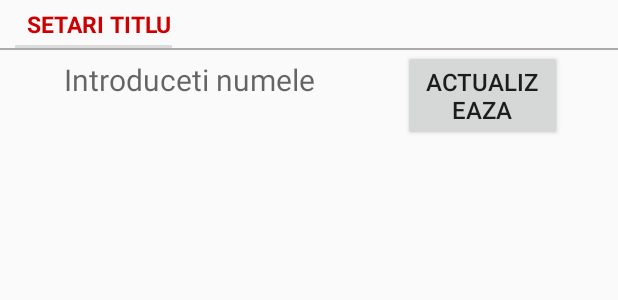
After one commit to razvandalca/iStud-Android, an Android app: the layout fragment_setari.xml on its own in the app's theme, with its tools: preview values and no code run, on a phone screen of 412 x 824 dp. The commit adds this screen. Shown: the top 300 px of the screen. Run offline under Robolectric (Android 15) with nearby library versions, the phone set to English and light mode, and no system bars.

Commit message:
Am inceput Fragment de Setari, mai e de lucru la el

```diff
--- a/app/src/main/java/ro/horiacalin/istud/PresentationLayer/Adapters/ViewPageAdapter.java
+++ b/app/src/main/java/ro/horiacalin/istud/PresentationLayer/Adapters/ViewPageAdapter.java
@@ -6,6 +6,7 @@ import android.support.v4.app.FragmentPagerAdapter;
 
 import ro.horiacalin.istud.PresentationLayer.Controller.FragmentCalendar;
 import ro.horiacalin.istud.PresentationLayer.Controller.FragmentNote;
+import ro.horiacalin.istud.PresentationLayer.Controller.FragmentSetari;
 
 /**
  * Created by horiaacalin on 26/02/2017.
@@ -13,7 +14,7 @@ import ro.horiacalin.istud.PresentationLayer.Controller.FragmentNote;
 
 public class ViewPageAdapter extends FragmentPagerAdapter {
 
-    int numarFragmente = 2;
+    int numarFragmente = 3;
 
     public ViewPageAdapter(FragmentManager fm, int numarFragmente) {
         super(fm);
@@ -30,6 +31,9 @@ public class ViewPageAdapter extends FragmentPagerAdapter {
             case 1:
                 return FragmentNote.newInstance("Fragment 2");
 
+            case 2:
+                return FragmentSetari.newInstance("Fragment 3");
+
             default:
                 return null;
 
--- /dev/null
+++ b/app/src/main/res/layout/fragment_setari.xml
@@ -0,0 +1,60 @@
+<?xml version="1.0" encoding="utf-8"?>
+<RelativeLayout xmlns:android="http://schemas.android.com/apk/res/android"
+    android:orientation="horizontal"
+    android:layout_width="match_parent"
+    android:layout_height="match_parent">
+
+    <TextView
+        android:id="@+id/setariTitlu"
+        android:layout_width="wrap_content"
+        android:layout_height="wrap_content"
+        android:text="Setari titlu"
+        android:layout_gravity="center"
+        android:textSize="15sp"
+        android:layout_marginLeft="10dp"
+        android:textColor="@color/red"
+        style="?android:attr/listSeparatorTextViewStyle"/>
+    <View
+        android:id="@+id/viewSpatiere"
+        android:layout_width="fill_parent"
+        android:layout_height="1dp"
+        android:padding="5dp"
+        android:background="@android:color/darker_gray"
+        android:layout_below="@+id/setariTitlu">
+    </View>
+
+<LinearLayout
+    android:layout_width="wrap_content"
+    android:layout_height="wrap_content"
+    android:layout_below="@+id/viewSpatiere"
+    android:orientation="horizontal"
+    android:layout_centerInParent="true"
+    >
+    <EditText
+        android:id="@+id/numeUser"
+        android:layout_width="0dp"
+        android:layout_weight="1"
+        android:layout_height="wrap_content"
+        android:layout_marginBottom="10dp"
+        android:background="@null"
+        android:hint="@string/nume_utilizator"
+        android:padding="5dp"
+        android:textSize="20sp"
+        android:textColor="@color/black"
+        style="drawable/rounded_corner.xml"
+
+        />
+
+    <Button
+        android:id="@+id/button"
+        android:layout_width="0dp"
+        android:layout_weight="0.5"
+        android:layout_height="wrap_content"
+        android:text="@string/actualizeaza"
+        android:textSize="16sp"
+        android:layout_marginLeft="20dp"
+        />
+</LinearLayout>
+
+
+</RelativeLayout>
--- a/app/src/main/res/values/strings.xml
+++ b/app/src/main/res/values/strings.xml
@@ -26,6 +26,8 @@
     <string name="adresa_email">E-mail</string>
     <string name="detalii_materie">Detalii materie</string>
     <string name="buton_contact">Ai uitat userul sau parola?</string>
+    <string name="nume_utilizator">Introduceti numele</string>
+    <string name="actualizeaza">Actualizeaza</string>
 
     <!-- TODO: Remove or change this placeholder text -->
     <string name="hello_blank_fragment">Hello blank fragment</string>
```
Also changed, not shown: app/src/main/java/ro/horiacalin/istud/PresentationLayer/Controller/EcranPrincipalActivity.java (+8 -1 lines), app/src/main/java/ro/horiacalin/istud/PresentationLayer/Controller/FragmentSetari.java (added, +72 -0 lines).
